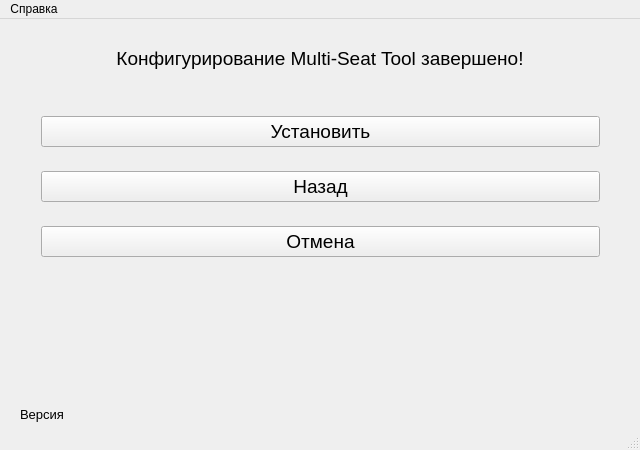
Before: the Qt Designer form mst/ui/install_window/installwindow.ui in marcelo-tavares-ifsp/mst, drawn with Qt 5.
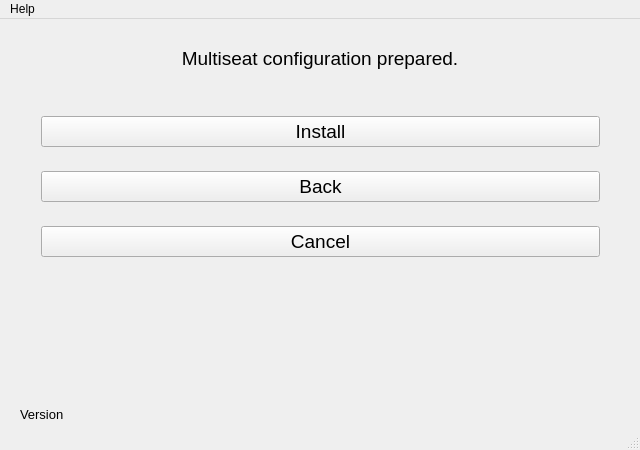
After: the same form once the commit is applied. The open tabs and pages were chosen to show the change.

Patch:
```diff
--- a/mst/ui/install_window/installwindow.ui
+++ b/mst/ui/install_window/installwindow.ui
@@ -180,7 +180,7 @@
           </font>
          </property>
          <property name="text">
-          <string>Установить</string>
+          <string>Install</string>
          </property>
         </widget>
        </item>
@@ -192,7 +192,7 @@
           </font>
          </property>
          <property name="text">
-          <string>Назад</string>
+          <string>Back</string>
          </property>
         </widget>
        </item>
@@ -204,7 +204,7 @@
           </font>
          </property>
          <property name="text">
-          <string>Отмена</string>
+          <string>Cancel</string>
          </property>
         </widget>
        </item>
@@ -225,7 +225,7 @@
        </font>
       </property>
       <property name="text">
-       <string>Конфигурирование Multi-Seat Tool завершено!</string>
+       <string>Multiseat configuration prepared.</string>
       </property>
       <property name="alignment">
        <set>Qt::AlignCenter</set>
@@ -248,7 +248,7 @@
      </font>
     </property>
     <property name="text">
-     <string>Версия</string>
+     <string>Version</string>
     </property>
    </widget>
    <widget class="QLabel" name="Version">
@@ -276,12 +276,12 @@
      <x>0</x>
      <y>0</y>
      <width>640</width>
-     <height>17</height>
+     <height>20</height>
     </rect>
    </property>
    <widget class="QMenu" name="menu">
     <property name="title">
-     <string>Справка</string>
+     <string>Help</string>
     </property>
     <addaction name="about"/>
    </widget>
```
Left out of the diff: 16 changed lines with no effect on the pictures.
